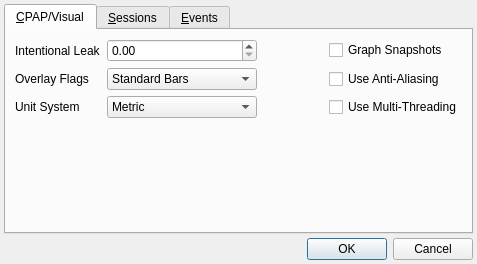
First picture: the form in preferencesdialog.ui, repository sbonaime/sleepyhead-code., before the edit.
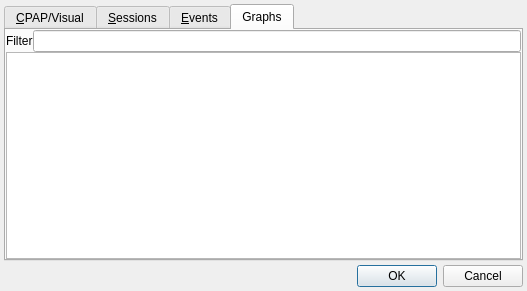
Second picture: the form after the edit.

Commit message: Remember Window Position

Patch:
```diff
--- a/preferencesdialog.ui
+++ b/preferencesdialog.ui
@@ -9,8 +9,8 @@
    <rect>
     <x>0</x>
     <y>0</y>
-    <width>477</width>
-    <height>264</height>
+    <width>527</width>
+    <height>291</height>
    </rect>
   </property>
   <property name="windowTitle">
@@ -29,7 +29,7 @@
    <item>
     <widget class="QTabWidget" name="tabWidget">
      <property name="currentIndex">
-      <number>0</number>
+      <number>3</number>
      </property>
      <widget class="QWidget" name="tab_3">
       <attribute name="title">
@@ -452,6 +452,54 @@
        </item>
       </layout>
      </widget>
+     <widget class="QWidget" name="graphTab">
+      <attribute name="title">
+       <string>Graphs</string>
+      </attribute>
+      <layout class="QVBoxLayout" name="verticalLayout_4">
+       <property name="spacing">
+        <number>0</number>
+       </property>
+       <property name="margin">
+        <number>0</number>
+       </property>
+       <item>
+        <layout class="QHBoxLayout" name="horizontalLayout_6">
+         <item>
+          <widget class="QLabel" name="label_8">
+           <property name="sizePolicy">
+            <sizepolicy hsizetype="Fixed" vsizetype="Preferred">
+             <horstretch>0</horstretch>
+             <verstretch>0</verstretch>
+            </sizepolicy>
+           </property>
+           <property name="text">
+            <string>Filter</string>
+           </property>
+           <property name="margin">
+            <number>4</number>
+           </property>
+          </widget>
+         </item>
+         <item>
+          <widget class="QLineEdit" name="graphTreeFilter"/>
+         </item>
+        </layout>
+       </item>
+       <item>
+        <widget class="QTreeWidget" name="graphTree">
+         <property name="headerHidden">
+          <bool>true</bool>
+         </property>
+         <column>
+          <property name="text">
+           <string notr="true">1</string>
+          </property>
+         </column>
+        </widget>
+       </item>
+      </layout>
+     </widget>
     </widget>
    </item>
    <item>
```
Left out of the diff: 8 changed lines with no effect on the pictures. The commit also changes 7 other files.
